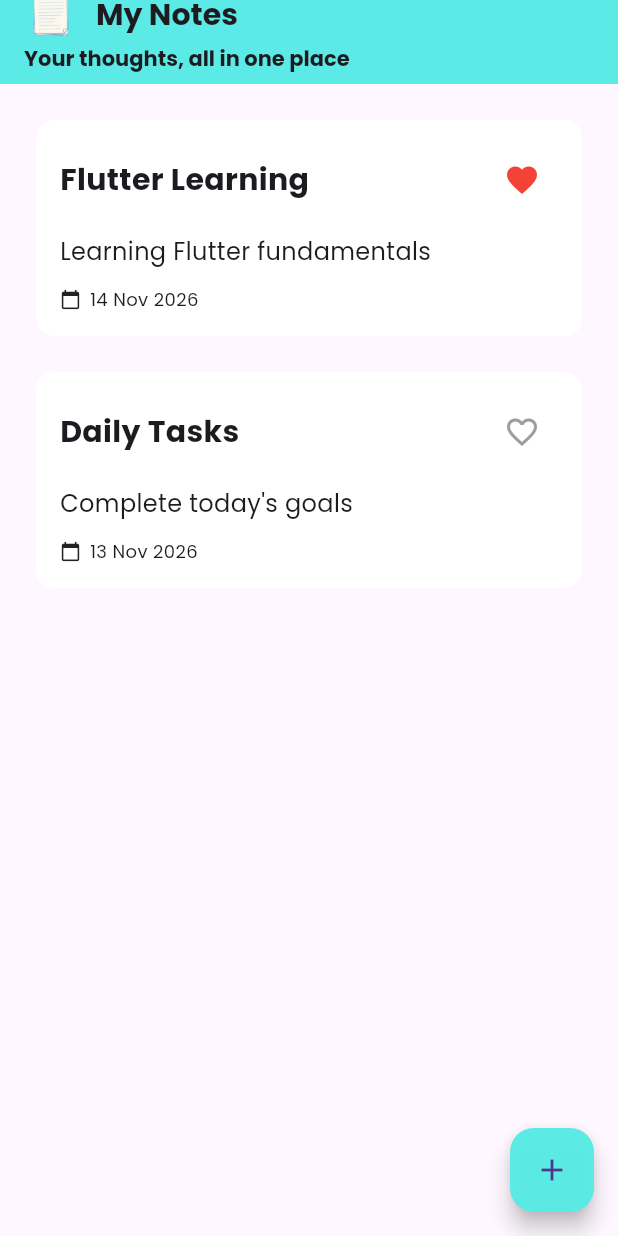
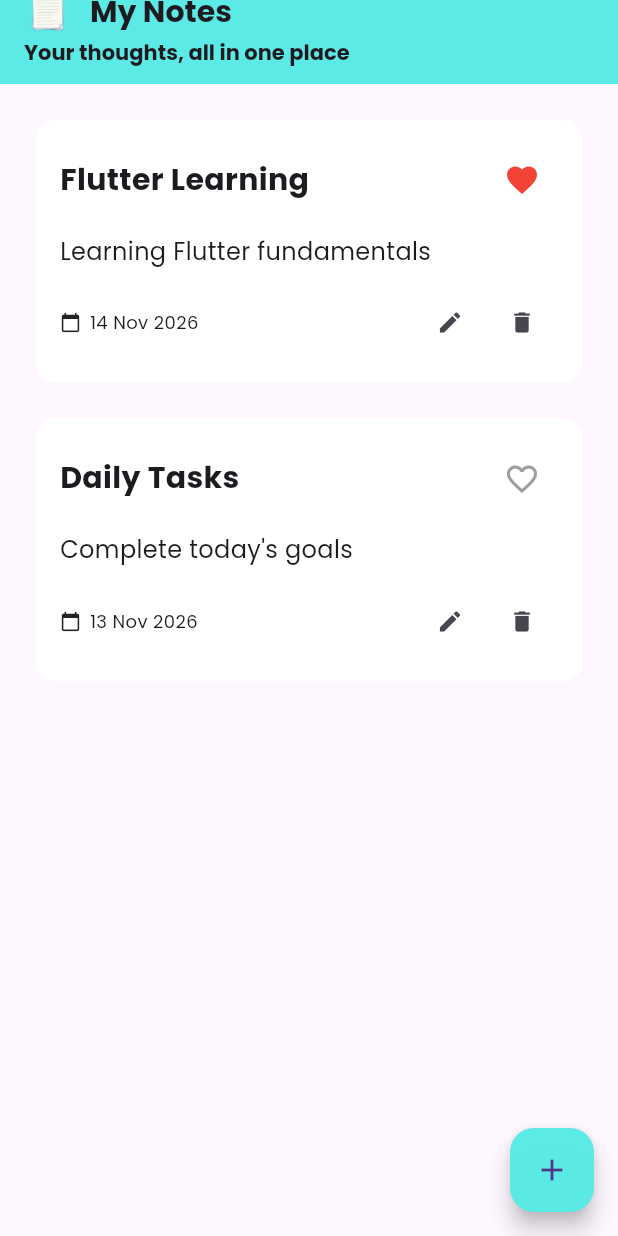
Before and after one commit to devansh-onelap/my-notes, a Flutter app: the screen it shows after launch, on a phone screen of 412 x 824 dp. Run offline on Flutter 3.47's test engine with Material 3 defaults, Android fonts, the phone set to English and light mode, and no system bars; our stand-ins replace material_ui.

Commit message:
Added day-4 till implementations

```diff
--- a/lib/note_card.dart
+++ b/lib/note_card.dart
@@ -6,6 +6,7 @@ class NoteCard extends StatelessWidget {
   final String creationDate;
   final bool isFavourite;
   final VoidCallback onFavouriteTap;
+  final VoidCallback onDeleteTap;
 
   const NoteCard({
     super.key,
@@ -13,7 +14,8 @@ class NoteCard extends StatelessWidget {
     required this.description,
     required this.creationDate,
     required this.isFavourite,
-    required this.onFavouriteTap
+    required this.onFavouriteTap,
+    required this.onDeleteTap
   });
 
   @override
@@ -50,11 +52,33 @@ class NoteCard extends StatelessWidget {
           SizedBox(height: 12,),
           Row(
             crossAxisAlignment: CrossAxisAlignment.center,
-            mainAxisSize: MainAxisSize.min,
+            mainAxisAlignment: MainAxisAlignment.spaceBetween,
             children: [
-              Icon(Icons.calendar_today, size: 14,),
-              SizedBox(width: 6,),
-              Text(creationDate, style: TextStyle(fontSize: 12),)
+              Row(
+                crossAxisAlignment: CrossAxisAlignment.center,
+                mainAxisSize: MainAxisSize.min,
+                children: [
+                  Icon(Icons.calendar_today, size: 14,),
+                  SizedBox(width: 6,),
+                  Text(creationDate, style: TextStyle(fontSize: 12),)
+                ],
+              ),
+              Row(
+                crossAxisAlignment: CrossAxisAlignment.center,
+                mainAxisAlignment: MainAxisAlignment.end,
+                children: [
+                  IconButton(
+                    onPressed: () {
+                      print("Clicked edit");
+                    },
+                    icon: Icon(Icons.edit, size: 18,),
+                  ),
+                  IconButton(
+                    onPressed: onDeleteTap,
+                    icon: Icon(Icons.delete, size: 18,),
+                  )
+                ],
+              )
             ],
           )
         ],
--- a/pubspec.yaml
+++ b/pubspec.yaml
@@ -35,6 +35,7 @@ dependencies:
   # The following adds the Cupertino Icons font to your application.
   # Use with the CupertinoIcons class for iOS style icons.
   cupertino_icons: ^1.0.8
+  intl: ^0.20.3
 
 dev_dependencies:
   flutter_test:
```
Also changed, not shown: lib/note_screen.dart (+59 -16 lines), pubspec.lock.
